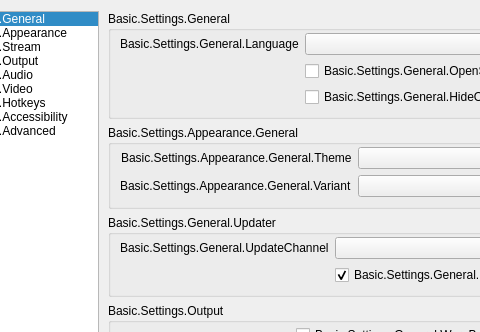
First picture: the form in UI/forms/OBSBasicSettings.ui, repository gkaragioul/RDNA_Cast, before the edit; both pictures show x 92 to 572 and y 0 to 332 of the 981 by 730 pixel window.
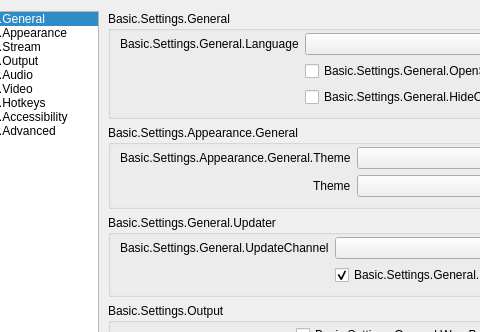
Second picture: the form after the edit. Icons and pictures are not drawn. Custom widgets are drawn as their Qt base class.

Commit message: RDNA Cast v0.7.6 — Custom red theme, simplified picker, finish lite-pass

The edit to the form file:
```diff
--- a/UI/forms/OBSBasicSettings.ui
+++ b/UI/forms/OBSBasicSettings.ui
@@ -314,7 +314,7 @@
                    <item row="1" column="0">
                     <widget class="QLabel" name="label_10">
                      <property name="text">
-                      <string>Basic.Settings.Appearance.General.Variant</string>
+                      <string notr="true">Theme</string>
                      </property>
                      <property name="buddy">
                       <cstring>themeVariant</cstring>
```
Left out of the diff: 9 changed lines with no effect on the pictures. The commit also changes 5 other files.
